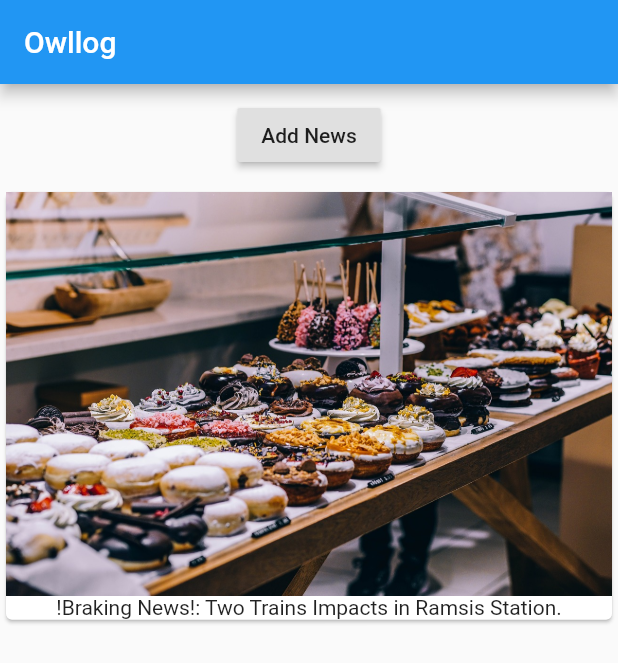
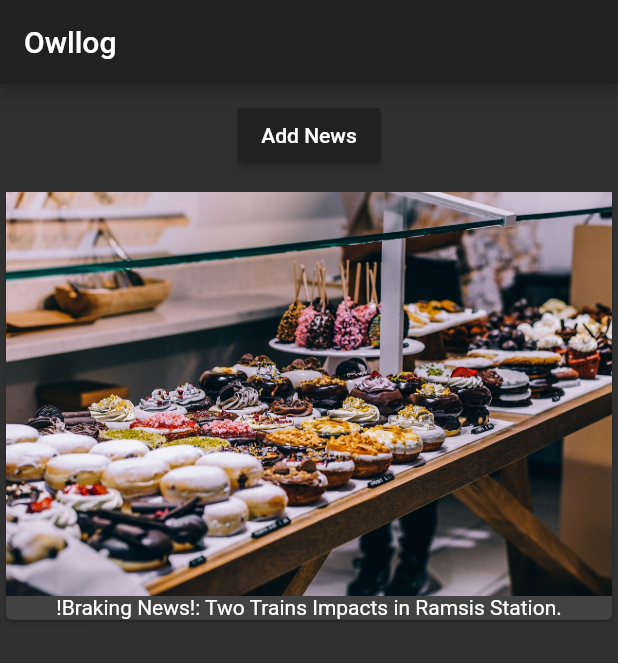
Before and after one commit to Meklad/owllog-mobile-app-by-flutter, a Flutter app: the screen it shows after launch, on a phone screen of 412 x 824 dp. Shown: the top 663 px of the screen. Run offline on Flutter 3.47's test engine with Material 2 defaults, Android fonts, the phone set to English and light mode, and no system bars.

Commit message:
[Mod] Enhanse some codes in lib

```diff
--- a/lib/main.dart
+++ b/lib/main.dart
@@ -18,11 +18,16 @@ class Owllog extends StatelessWidget {
   @override
   Widget build(BuildContext context) {
     return MaterialApp(
+      theme: ThemeData(
+        brightness: Brightness.dark,
+        primarySwatch: Colors.red,
+        accentColor: Colors.deepPurple
+      ),
       home: Scaffold(
         appBar: AppBar(
           title: Text('Owllog'),
         ),
-        body: NewsManager('!Braking News!: Two Trains Impacts in Ramsis Station.'),
+        body: NewsManager(startingNews: '!Braking News!: Two Trains Impacts in Ramsis Station.'),
       ),
     );
   }
--- a/lib/news.dart
+++ b/lib/news.dart
@@ -8,7 +8,7 @@ class News extends StatelessWidget {
 
   final List<String> news;
 
-  News(this.news);
+  News([this.news = const []]);
 
   @override
   Widget build(BuildContext context) {
--- a/lib/news_manager.dart
+++ b/lib/news_manager.dart
@@ -12,7 +12,7 @@ import './news.dart';
 class NewsManager extends StatefulWidget {
   final String startingNews;
 
-  NewsManager(this.startingNews);
+  NewsManager({this.startingNews = 'Owllog Title'});
 
   @override
   State<StatefulWidget> createState() {
@@ -42,6 +42,7 @@ class _NewsManagerState extends State<NewsManager> {
         Container(
           margin: EdgeInsets.all(10.0),
           child: RaisedButton(
+            color: Theme.of(context).primaryColor,
             onPressed: () {
               setState(() {
                 _news.add('Advanced News From Owllog.');
```
